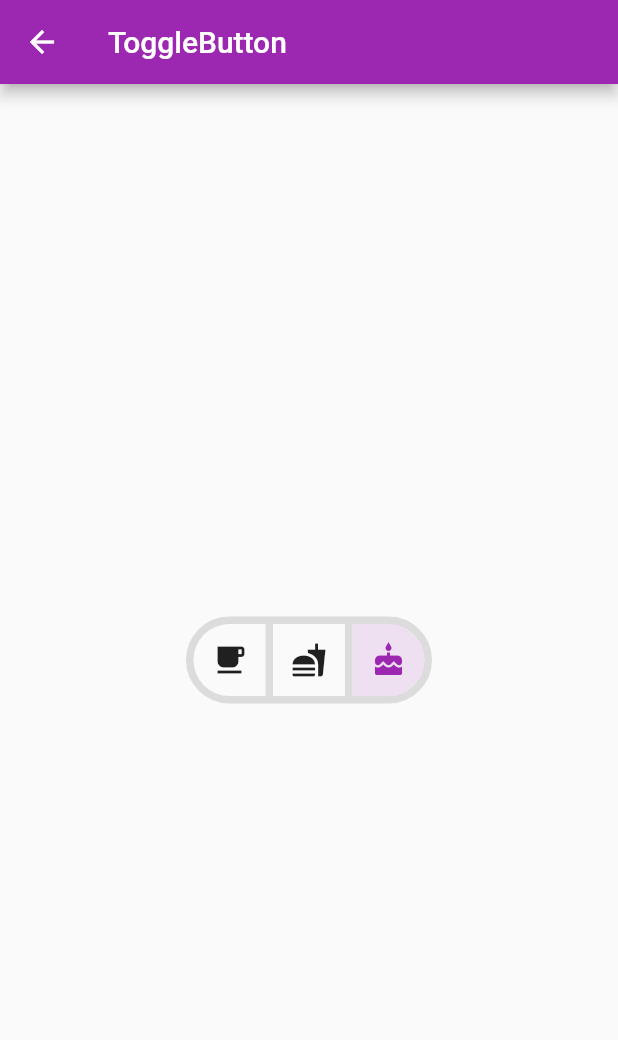
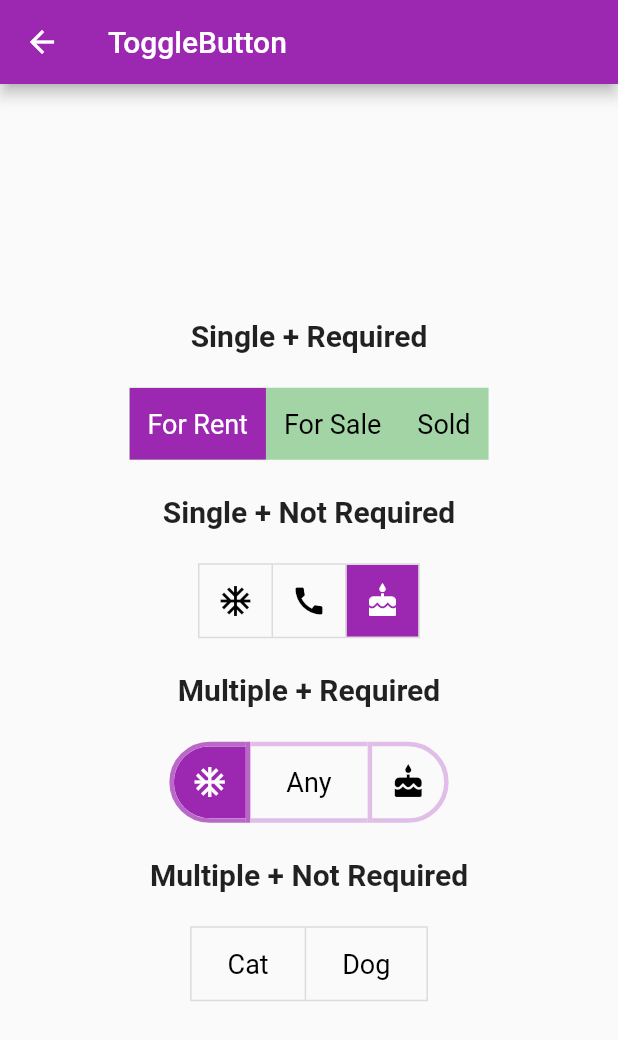
Before and after one commit to md-siam/widget_of_the_day, a Flutter app: the MyToggleButton screen opened directly, after a tap on the "cake" icon, on a phone screen of 412 x 824 dp. Shown: the top 1040 px of the screen. Run offline on Flutter 3.47's test engine with Material 2 defaults, Android fonts, the phone set to English and light mode, and no system bars; our stand-ins replace faker.

Commit message:
toggle_button updated

```diff
--- a/lib/76_toggle_button/toggle_button.dart
+++ b/lib/76_toggle_button/toggle_button.dart
@@ -8,31 +8,150 @@ class MyToggleButton extends StatefulWidget {
 }
 
 class _MyToggleButtonState extends State<MyToggleButton> {
-  final List<bool> _selections = List.generate(3, (index) => false);
+  final List<bool> isSelected1 = [true, false, false];
+  final List<bool> isSelected2 = [false, false, false];
+  final List<bool> isSelected3 = [true, false, false];
+  final List<bool> isSelected4 = [false, false];
+
+  TextStyle textStyle = const TextStyle(
+    fontSize: 20,
+    fontWeight: FontWeight.bold,
+  );
 
   @override
   Widget build(BuildContext context) {
     return Scaffold(
       appBar: AppBar(title: const Text('ToggleButton')),
       body: Center(
-        child: ToggleButtons(
-          children: const [
-            Icon(Icons.local_cafe),
-            Icon(Icons.fastfood),
-            Icon(Icons.cake),
+        child: Column(
+          mainAxisAlignment: MainAxisAlignment.center,
+          children: [
+            Text('Single + Required\n', style: textStyle),
+            singleAndRequired(),
+            Text('\nSingle + Not Required\n', style: textStyle),
+            singleAndNotRequired(),
+            Text('\nMultiple + Required\n', style: textStyle),
+            multipleAndRequired(),
+            Text('\nMultiple + Not Required\n', style: textStyle),
+            multipleAndNotRequired(),
           ],
-          isSelected: _selections,
-          renderBorder: true,
-          borderRadius: BorderRadius.circular(30),
-          borderWidth: 5,
-
-          onPressed: (index) {
-            setState(() {
-              _selections[index] = !_selections[index];
-            });
-          },
         ),
       ),
     );
   }
+
+  Widget multipleAndNotRequired() => ToggleButtons(
+        isSelected: isSelected4,
+        selectedColor: Colors.white,
+        color: Colors.black,
+        fillColor: Colors.purple,
+        children: const [
+          Padding(
+            padding: EdgeInsets.symmetric(horizontal: 24.0),
+            child: Text('Cat', style: TextStyle(fontSize: 18)),
+          ),
+          Padding(
+            padding: EdgeInsets.symmetric(horizontal: 24.0),
+            child: Text('Dog', style: TextStyle(fontSize: 18)),
+          ),
+        ],
+        onPressed: (int index) {
+          setState(() {
+            isSelected4[index] = !isSelected4[index];
+          });
+        },
+      );
+
+  Widget multipleAndRequired() => ToggleButtons(
+        isSelected: isSelected3,
+        selectedColor: Colors.white,
+        color: Colors.black,
+        fillColor: Colors.purple,
+        borderWidth: 3,
+        borderColor: Colors.purple.shade100,
+        selectedBorderColor: Colors.purple.shade300,
+        borderRadius: BorderRadius.circular(50),
+        children: const [
+          Icon(Icons.ac_unit),
+          Padding(
+            padding: EdgeInsets.symmetric(horizontal: 24.0),
+            child: Text('Any', style: TextStyle(fontSize: 18)),
+          ),
+          Icon(Icons.cake),
+        ],
+        onPressed: (newIndex) {
+          final isOneSelected =
+              isSelected3.where((element) => element).length == 1;
+
+          if (isOneSelected && isSelected3[newIndex]) return;
+
+          setState(() {
+            for (int index = 0; index < isSelected3.length; index++) {
+              if (index == newIndex) {
+                isSelected3[index] = !isSelected3[index];
+              }
+            }
+          });
+        },
+      );
+
+  Widget singleAndNotRequired() => ToggleButtons(
+        isSelected: isSelected2,
+        selectedColor: Colors.white, // selected text color
+        color: Colors.black, // unselected text color
+        fillColor: Colors.purple,
+        children: const [
+          Icon(Icons.ac_unit),
+          Icon(Icons.call),
+          Icon(Icons.cake),
+        ],
+        onPressed: (int newIndex) {
+          setState(() {
+            for (int index = 0; index < isSelected2.length; index++) {
+              if (index == newIndex) {
+                isSelected2[index] = !isSelected2[index];
+              } else {
+                isSelected2[index] = false;
+              }
+            }
+          });
+        },
+      );
+  Widget singleAndRequired() => Container(
+        // unselected background color
+        color: Colors.green.withOpacity(0.5),
+        child: ToggleButtons(
+          isSelected: isSelected1,
+          selectedColor: Colors.white, // selected text color
+          color: Colors.black, // unselected text color
+          fillColor: Colors.purple,
+          renderBorder: false, // disable border
+          splashColor: Colors.purple.withOpacity(0.5),
+          children: const [
+            Padding(
+              padding: EdgeInsets.symmetric(horizontal: 12.0),
+              child: Text('For Rent', style: TextStyle(fontSize: 18)),
+            ),
+            Padding(
+              padding: EdgeInsets.symmetric(horizontal: 12.0),
+              child: Text('For Sale', style: TextStyle(fontSize: 18)),
+            ),
+            Padding(
+              padding: EdgeInsets.symmetric(horizontal: 12.0),
+              child: Text('Sold', style: TextStyle(fontSize: 18)),
+            ),
+          ],
+          onPressed: (int newIndex) {
+            setState(() {
+              for (int index = 0; index < isSelected1.length; index++) {
+                if (index == newIndex) {
+                  isSelected1[index] = true;
+                } else {
+                  isSelected1[index] = false;
+                }
+              }
+            });
+          },
+        ),
+      );
 }
```
Also changed, not shown: 1 other file.
